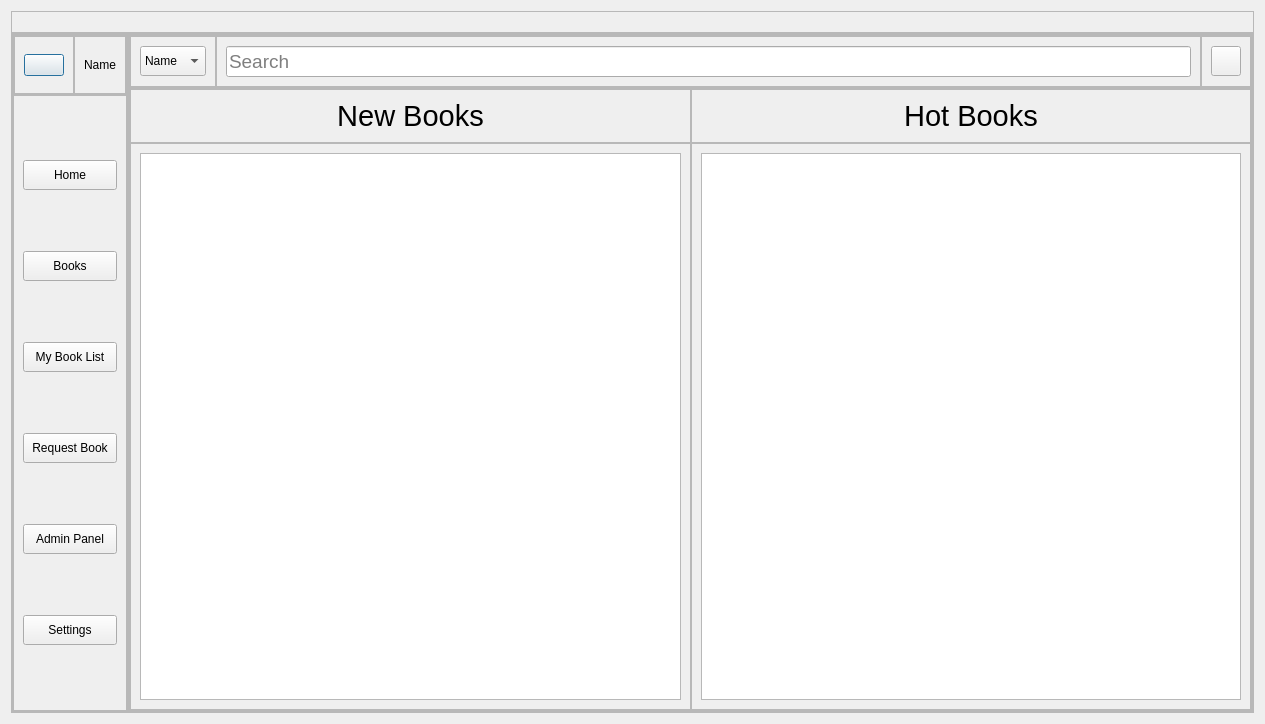
Old version of the form studenthomepage.ui in the repository aavashlamichhane/LibMan.
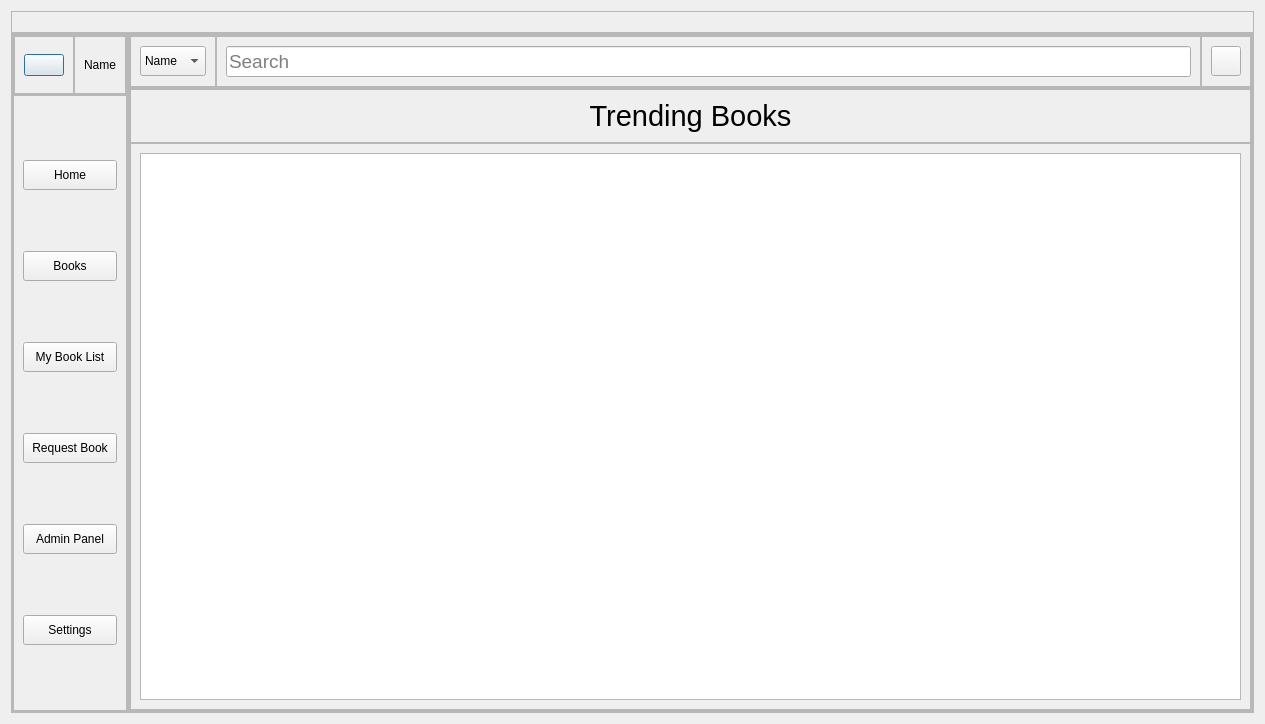
New version of the form. Icons and pictures are not drawn.

Commit message: adding search button

What changed in the file:
```diff
--- a/studenthomepage.ui
+++ b/studenthomepage.ui
@@ -520,31 +520,6 @@
                <number>0</number>
               </property>
               <item row="0" column="0">
-               <widget class="QFrame" name="frame">
-                <property name="maximumSize">
-                 <size>
-                  <width>16777215</width>
-                  <height>100</height>
-                 </size>
-                </property>
-                <property name="frameShape">
-                 <enum>QFrame::StyledPanel</enum>
-                </property>
-                <property name="frameShadow">
-                 <enum>QFrame::Raised</enum>
-                </property>
-                <layout class="QVBoxLayout" name="verticalLayout">
-                 <item>
-                  <widget class="QLabel" name="label">
-                   <property name="text">
-                    <string>&lt;html&gt;&lt;head/&gt;&lt;body&gt;&lt;p align=&quot;center&quot;&gt;&lt;span style=&quot; font-size:22pt;&quot;&gt;New Books&lt;/span&gt;&lt;/p&gt;&lt;/body&gt;&lt;/html&gt;</string>
-                   </property>
-                  </widget>
-                 </item>
-                </layout>
-               </widget>
-              </item>
-              <item row="0" column="1">
                <widget class="QFrame" name="frame_3">
                 <property name="frameShape">
                  <enum>QFrame::StyledPanel</enum>
@@ -556,7 +531,7 @@
                  <item>
                   <widget class="QLabel" name="label_2">
                    <property name="text">
-                    <string>&lt;html&gt;&lt;head/&gt;&lt;body&gt;&lt;p align=&quot;center&quot;&gt;&lt;span style=&quot; font-size:22pt;&quot;&gt;Hot Books&lt;/span&gt;&lt;/p&gt;&lt;/body&gt;&lt;/html&gt;</string>
+                    <string>&lt;html&gt;&lt;head/&gt;&lt;body&gt;&lt;p align=&quot;center&quot;&gt;&lt;span style=&quot; font-size:22pt;&quot;&gt;Trending Books&lt;/span&gt;&lt;/p&gt;&lt;/body&gt;&lt;/html&gt;</string>
                    </property>
                   </widget>
                  </item>
@@ -564,21 +539,6 @@
                </widget>
               </item>
               <item row="1" column="0">
-               <widget class="QFrame" name="frame_2">
-                <property name="frameShape">
-                 <enum>QFrame::StyledPanel</enum>
-                </property>
-                <property name="frameShadow">
-                 <enum>QFrame::Raised</enum>
-                </property>
-                <layout class="QVBoxLayout" name="verticalLayout_7">
-                 <item>
-                  <widget class="QTableView" name="tableView_new"/>
-                 </item>
-                </layout>
-               </widget>
-              </item>
-              <item row="1" column="1">
                <widget class="QFrame" name="frame_4">
                 <property name="frameShape">
                  <enum>QFrame::StyledPanel</enum>
```
The commit also changes 5 other files.
